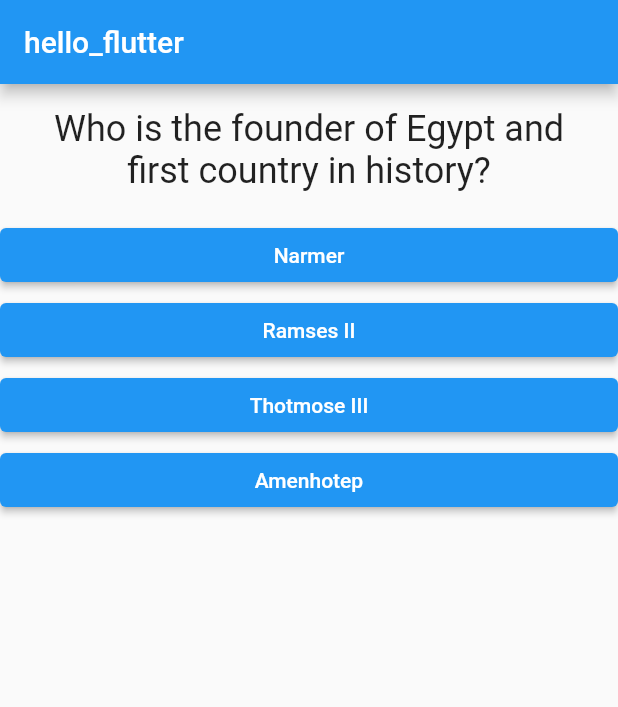
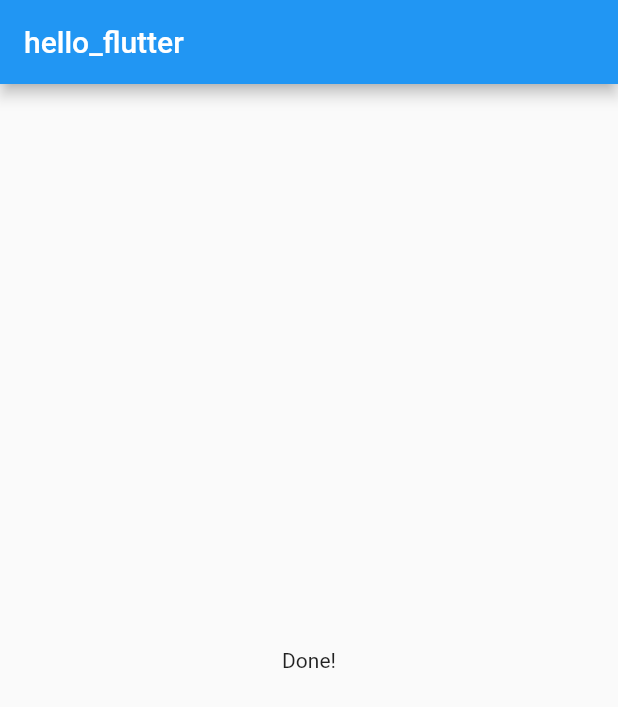
Before and after one commit to KyriakosMilad/hello_flutter, a Flutter app: the screen it shows after launch, after a tap on "Al-Sadat", after a tap on "Ramses II", on a phone screen of 412 x 824 dp. Shown: the top 707 px of the screen. Run offline on Flutter 3.47's test engine with Material 2 defaults, Android fonts, the phone set to English and light mode, and no system bars.

Commit message:
Show 'Done!' after answering all questions

```diff
--- a/lib/main.dart
+++ b/lib/main.dart
@@ -28,9 +28,9 @@ class _MyAppState extends State<_MyApp> {
 
   void answerQuestion() {
     setState(() {
-      if ((_currentQuestion + 1) <= (_questions.length - 1)) {
+      // if (_currentQuestion < _questions.length - 1) {
       _currentQuestion = _currentQuestion + 1;
-      }
+      // }
     });
   }
 
@@ -41,14 +41,19 @@ class _MyAppState extends State<_MyApp> {
       appBar: AppBar(
         title: const Text('hello_flutter'),
       ),
-        body: Column(
+      body: _currentQuestion < _questions.length
+          ? Column(
               children: [
                 Question(_questions[_currentQuestion]['question'] as String),
                 ...(_questions[_currentQuestion]['answers'] as List<String>)
                     .map((e) => Answer(e, answerQuestion))
               ],
-        ),
-      ),
-    );
+            )
+          : Center(
+              child: Text(
+              'Done!',
+              textAlign: TextAlign.center,
+            )),
+    ));
   }
 }
```
Lines whose indentation alone changed are shown as unchanged.
